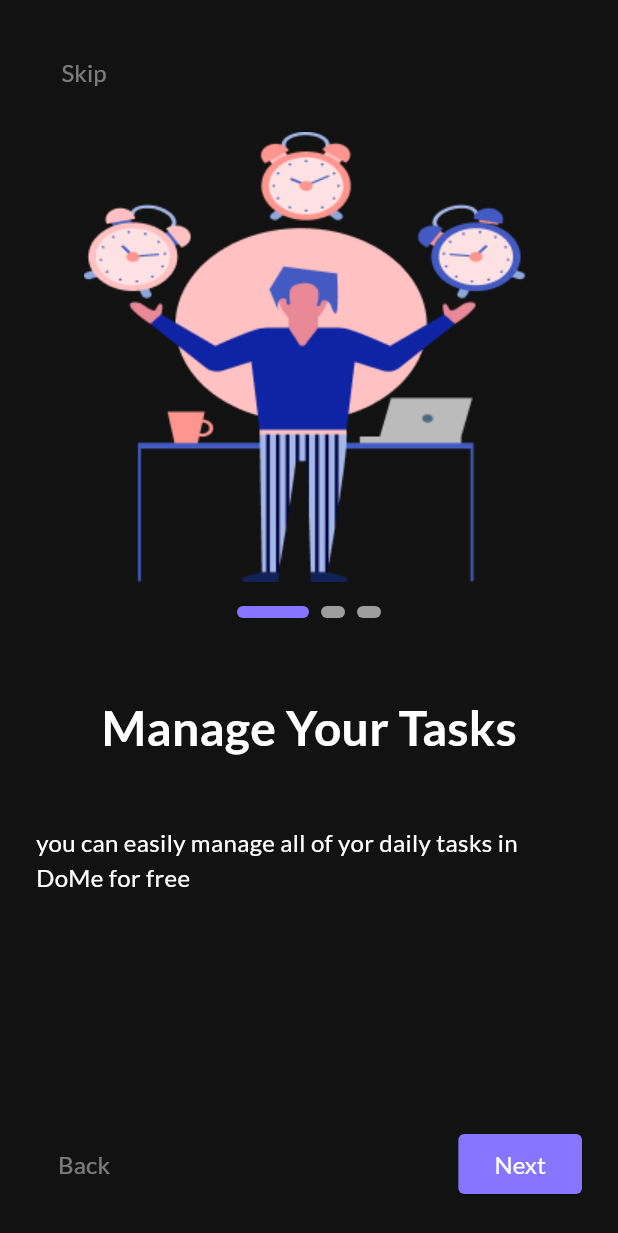
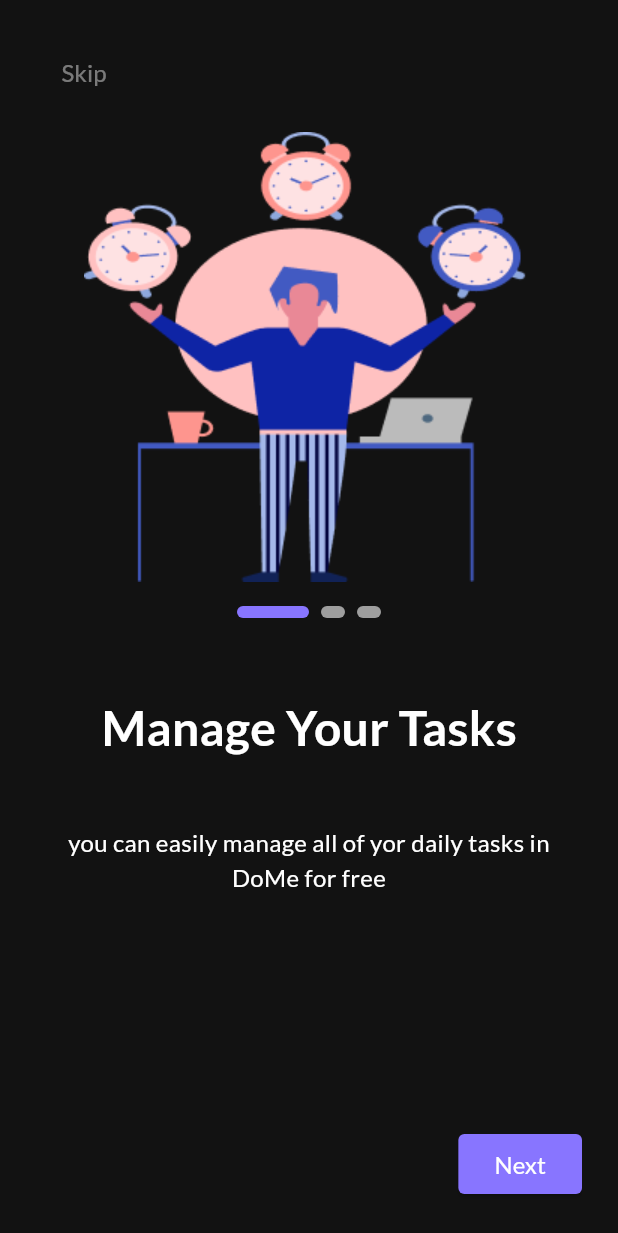
Before and after one commit to MohamedAboElfadl-11/Up-ToDo-App, a Flutter app: the screen it shows after launch, on a phone screen of 412 x 824 dp. Shown: the top 1233 px of the screen. Run offline on Flutter 3.47's test engine with Material 3 defaults, Android fonts, the phone set to English and light mode, and no system bars; drawn by our look-alikes of smooth_page_indicator; our stand-ins replace google_fonts.

Commit message:
end of on boarding screen

```diff
--- /dev/null
+++ b/lib/features/auth/data/model/on_boarding_model.dart
@@ -0,0 +1,31 @@
+import 'package:todoapp/core/utils/app_assets.dart';
+import 'package:todoapp/core/utils/app_strings.dart';
+
+class OnBoardingModel {
+  final String imgPath;
+  final String title;
+  final String subTitle;
+
+  OnBoardingModel({
+    required this.imgPath,
+    required this.title,
+    required this.subTitle,
+  });
+  static List<OnBoardingModel> onBoardingScreensData = [
+    OnBoardingModel(
+      imgPath: AppAssets.onBoardingOne,
+      title: AppStrings.onBoardingTitleOne,
+      subTitle: AppStrings.onBoardingSubTitleOne,
+    ),
+    OnBoardingModel(
+      imgPath: AppAssets.onBoardingTwo,
+      title: AppStrings.onBoardingTitlTwo,
+      subTitle: AppStrings.onBoardingSubTitlTwo,
+    ),
+    OnBoardingModel(
+      imgPath: AppAssets.onBoardingThree,
+      title: AppStrings.onBoardingTitlThree,
+      subTitle: AppStrings.onBoardingSubTitlThree,
+    ),
+  ];
+}
--- a/lib/features/auth/presentation/screens/on_boarding_screens/on_boarding.dart
+++ b/lib/features/auth/presentation/screens/on_boarding_screens/on_boarding.dart
@@ -1,9 +1,10 @@
 import 'package:flutter/material.dart';
 import 'package:google_fonts/google_fonts.dart';
 import 'package:smooth_page_indicator/smooth_page_indicator.dart';
-import 'package:todoapp/core/utils/app_assets.dart';
 import 'package:todoapp/core/utils/app_colors.dart';
 import 'package:todoapp/core/utils/app_strings.dart';
+import 'package:todoapp/features/auth/data/model/on_boarding_model.dart';
+import 'package:todoapp/features/tasks/presentation/screens/home_screen.dart';
 
 class OnBoardingScreens extends StatelessWidget {
   OnBoardingScreens({super.key});
@@ -20,13 +21,14 @@ class OnBoardingScreens extends StatelessWidget {
             children: [
               Expanded(
                 child: PageView.builder(
-                  itemCount: 3,
+                  itemCount: OnBoardingModel.onBoardingScreensData.length,
                   controller: controller,
                   itemBuilder: (context, index) {
                     return Column(
                       children: [
                         // textButton skip
-                        Align(
+                        index != 2
+                            ? Align(
                                 alignment: Alignment.centerLeft,
                                 child: TextButton(
                                   child: Text(
@@ -36,15 +38,20 @@ class OnBoardingScreens extends StatelessWidget {
                                       color: AppColors.white.withOpacity(0.44),
                                     ),
                                   ),
-                            onPressed: () {},
+                                  onPressed: () {
+                                    controller.jumpToPage(2);
+                                  },
                                 ),
+                              )
+                            : const SizedBox(
+                                height: 48.0,
                               ),
                         const SizedBox(
                           height: 16.0,
                         ),
                         // On boarding image
                         Image.asset(
-                          AppAssets.onBoardingOne,
+                          OnBoardingModel.onBoardingScreensData[index].imgPath,
                         ),
                         const SizedBox(
                           height: 16.0,
@@ -65,7 +72,7 @@ class OnBoardingScreens extends StatelessWidget {
                         ),
                         // Title
                         Text(
-                          AppStrings.onBoardingTitleOne,
+                          OnBoardingModel.onBoardingScreensData[index].title,
                           style: GoogleFonts.lato(
                             fontSize: 32.0,
                             fontWeight: FontWeight.bold,
@@ -77,49 +84,88 @@ class OnBoardingScreens extends StatelessWidget {
                         ),
                         // sub title
                         Text(
-                          AppStrings.onBoardingSubTitleOne,
+                          OnBoardingModel.onBoardingScreensData[index].subTitle,
                           style: GoogleFonts.lato(
                             fontSize: 16.0,
                             color: AppColors.white,
                           ),
+                          textAlign: TextAlign.center,
                         ),
                         const SizedBox(
                           height: 107.0,
                         ),
-                      ],
-                    );
-                  },
-                ),
-              ),
+                        const Spacer(),
                         // Buttons
                         Row(
                           children: [
                             // back button
                             Align(
                               alignment: Alignment.centerLeft,
-                    child: TextButton(
+                              child: index != 0
+                                  ? TextButton(
                                       child: Text(
                                         AppStrings.back,
                                         style: GoogleFonts.lato(
                                           fontSize: 16.0,
-                          color: AppColors.white.withOpacity(0.44),
+                                          color:
+                                              AppColors.white.withOpacity(0.44),
                                         ),
                                       ),
-                      onPressed: () {},
-                    ),
+                                      onPressed: () {
+                                        controller.previousPage(
+                                          duration:
+                                              const Duration(milliseconds: 300),
+                                          curve: Curves.linear,
+                                        );
+                                      },
+                                    )
+                                  : Container(),
                             ),
                             const Spacer(),
                             // next button
-                  ElevatedButton(
+                            index != 2
+                                ? ElevatedButton(
                                     style: ElevatedButton.styleFrom(
                                       backgroundColor: AppColors.primary,
                                       shape: RoundedRectangleBorder(
-                        borderRadius: BorderRadius.circular(4.0),
+                                        borderRadius:
+                                            BorderRadius.circular(4.0),
                                       ),
                                     ),
-                    onPressed: () {},
+                                    onPressed: () {
+                                      controller.nextPage(
+                                        duration:
+                                            const Duration(milliseconds: 300),
+                                        curve: Curves.linear,
+                                      );
+                                    },
                                     child: Text(
                                       AppStrings.next,
+                                      style: GoogleFonts.lato(
+                                        fontSize: 16.0,
+                                        color: AppColors.white,
+                                      ),
+                                    ),
+                                  )
+                                : ElevatedButton(
+                                    style: ElevatedButton.styleFrom(
+                                      backgroundColor: AppColors.primary,
+                                      shape: RoundedRectangleBorder(
+                                        borderRadius:
+                                            BorderRadius.circular(4.0),
+                                      ),
+                                    ),
+                                    onPressed: () {
+                                      // nav to home screen
+                                      Navigator.push(
+                                        context,
+                                        MaterialPageRoute(
+                                          builder: (_) => HomeScreen(),
+                                        ),
+                                      );
+                                    },
+                                    child: Text(
+                                      AppStrings.getStarted,
                                       style: GoogleFonts.lato(
                                         fontSize: 16.0,
                                         color: AppColors.white,
@@ -129,6 +175,11 @@ class OnBoardingScreens extends StatelessWidget {
                           ],
                         ),
                       ],
+                    );
+                  },
+                ),
+              ),
+            ],
           ),
         ),
       ),
```
Also changed, not shown: lib/features/tasks/presentation/screens/home_screen.dart (added, +10 -0 lines). Lines whose indentation alone changed are shown as unchanged.
